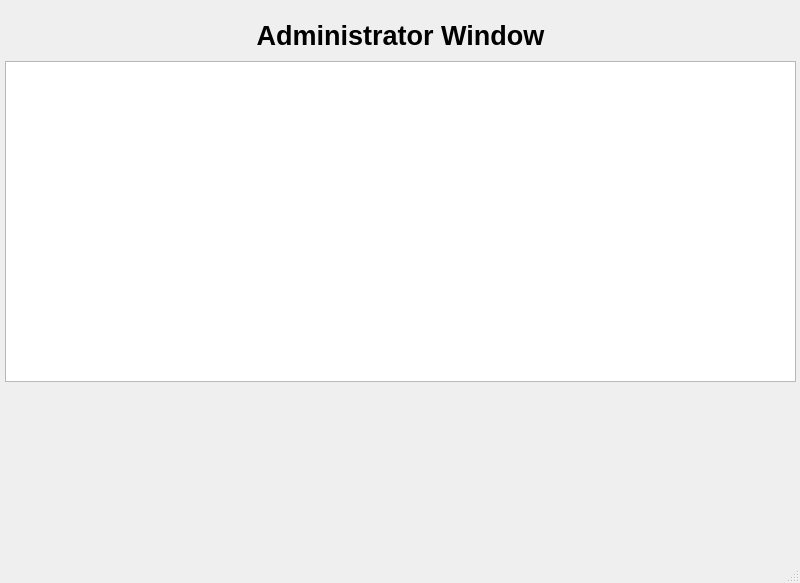
First picture: the form in StadiumTourProject/mainwindow.ui, repository joeyCampbelll/CS1D-Project-2, before the edit.
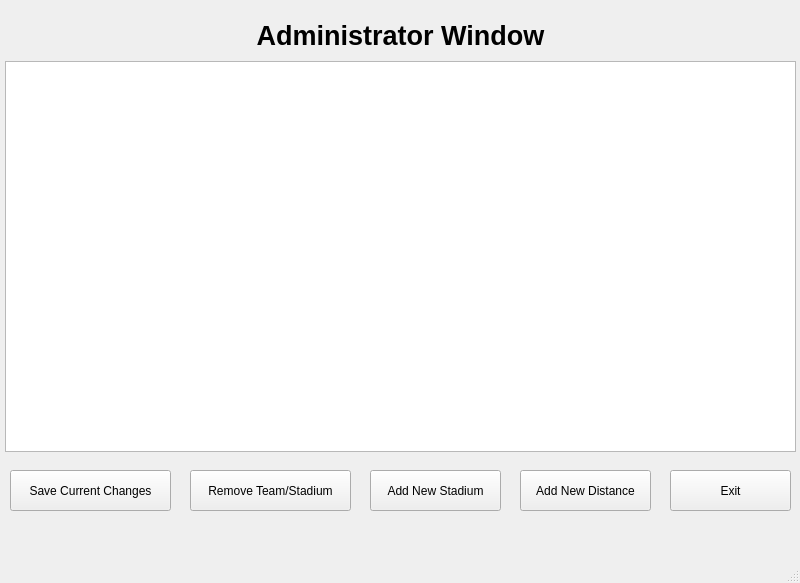
Second picture: the form after the edit.

Commit message: Added buttons to admin main window

```diff
--- a/StadiumTourProject/mainwindow.ui
+++ b/StadiumTourProject/mainwindow.ui
@@ -338,10 +338,75 @@
         <x>5</x>
         <y>61</y>
         <width>791</width>
-        <height>321</height>
+        <height>391</height>
        </rect>
       </property>
      </widget>
+     <widget class="QPushButton" name="SaveChanged_button">
+      <property name="geometry">
+       <rect>
+        <x>10</x>
+        <y>470</y>
+        <width>161</width>
+        <height>41</height>
+       </rect>
+      </property>
+      <property name="text">
+       <string>Save Current Changes</string>
+      </property>
+     </widget>
+     <widget class="QPushButton" name="AddNewStadium_button">
+      <property name="geometry">
+       <rect>
+        <x>370</x>
+        <y>470</y>
+        <width>131</width>
+        <height>41</height>
+       </rect>
+      </property>
+      <property name="text">
+       <string>Add New Stadium</string>
+      </property>
+     </widget>
+     <widget class="QPushButton" name="AddNewDistance_button">
+      <property name="geometry">
+       <rect>
+        <x>520</x>
+        <y>470</y>
+        <width>131</width>
+        <height>41</height>
+       </rect>
+      </property>
+      <property name="text">
+       <string>Add New Distance</string>
+      </property>
+     </widget>
+     <widget class="QPushButton" name="RemoveStadium_button">
+      <property name="geometry">
+       <rect>
+        <x>190</x>
+        <y>470</y>
+        <width>161</width>
+        <height>41</height>
+       </rect>
+      </property>
+      <property name="text">
+       <string>Remove Team/Stadium</string>
+      </property>
+     </widget>
+     <widget class="QPushButton" name="exit_button">
+      <property name="geometry">
+       <rect>
+        <x>670</x>
+        <y>470</y>
+        <width>121</width>
+        <height>41</height>
+       </rect>
+      </property>
+      <property name="text">
+       <string>Exit</string>
+      </property>
+     </widget>
     </widget>
     <widget class="QWidget" name="AdminStadiumsPage">
      <widget class="QWidget" name="layoutWidget_2">
```
The commit also changes 2 other files.
